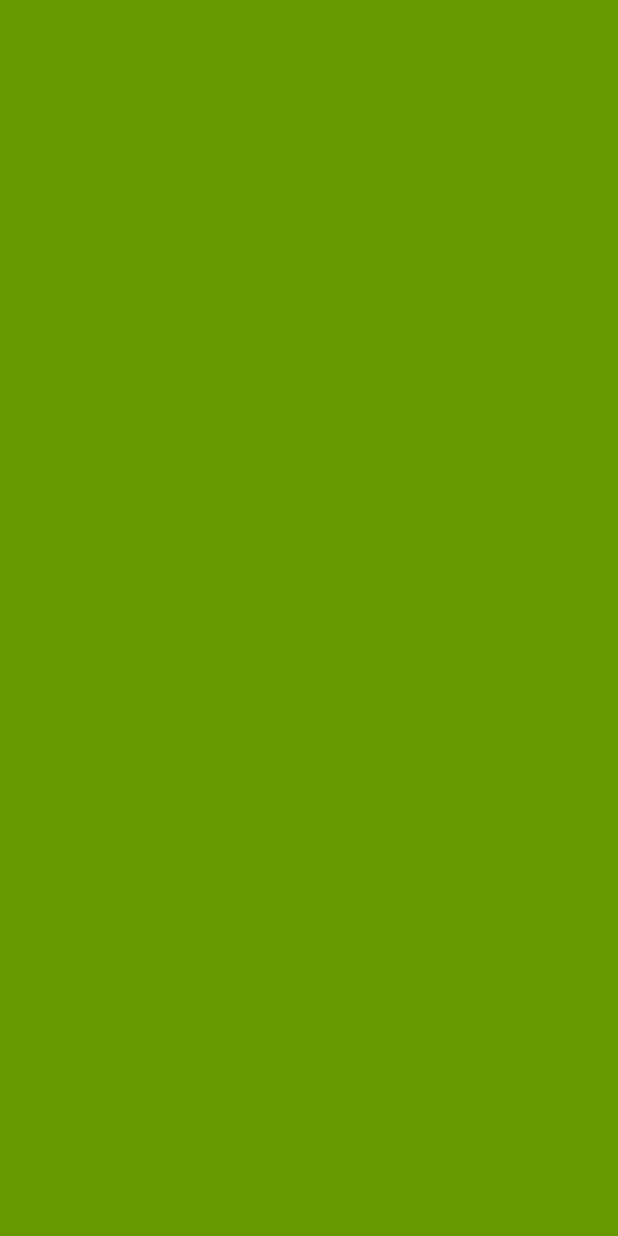
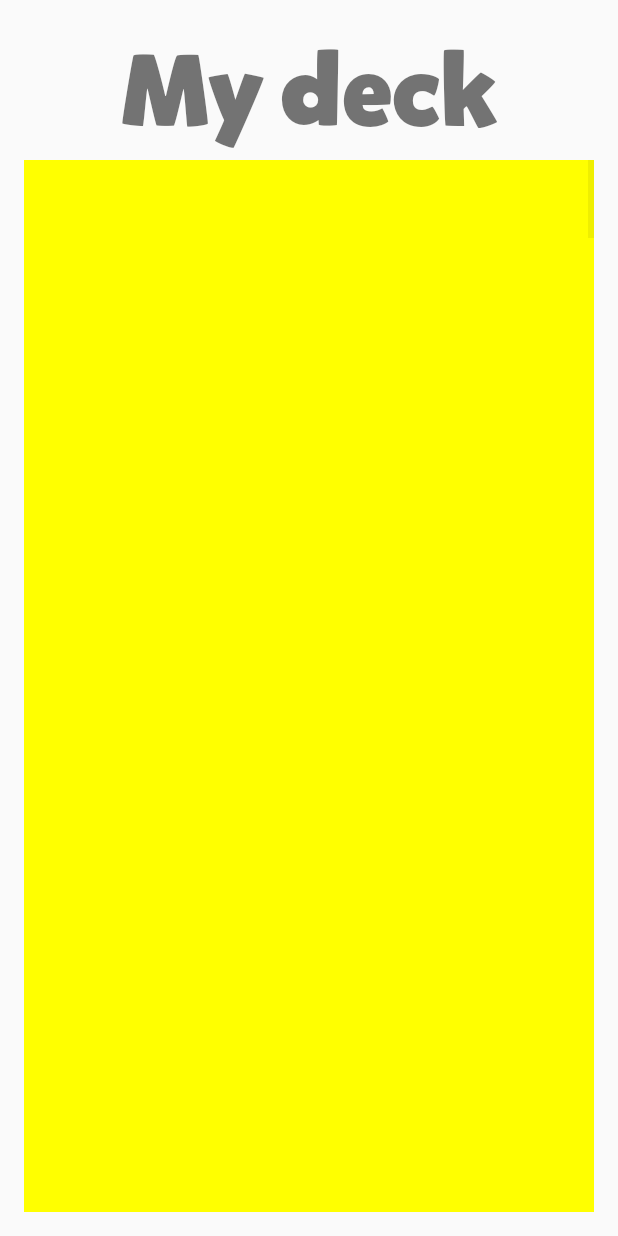
Before and after one commit to josemg08/HistoryJam, an Android app: the MyDeckActivity screen opened directly, with no data from a screen before it, on a phone screen of 412 x 824 dp. Before the commit the screen is empty. Run offline under Robolectric (Android 15) with nearby library versions, the phone set to English and light mode, and no system bars.

Commit message:
my deck gridview

```diff
--- a/app/src/main/java/com/etermax/borbotones/model/Card.java
+++ b/app/src/main/java/com/etermax/borbotones/model/Card.java
@@ -2,13 +2,16 @@ package com.etermax.borbotones.model;
 
 import android.graphics.Color;
 
+import java.util.Random;
+
 public class Card {
 
-    public enum CardType
-    {
+    Random random;
+
+    public enum CardType {
         SCIENCIST(Color.RED),
         POLITICIAN(Color.YELLOW),
-        MILITAR(Color.GREEN),
+        MILITARY(Color.GREEN),
         ATHLETE(Color.BLUE),
         ARTIST(Color.GRAY);
 
@@ -23,6 +26,13 @@ public class Card {
         }
     }
 
+    public Card()
+    {
+        random = new Random();
+        int index = random.nextInt(CardType.values().length);
+        mType = CardType.values()[index];
+    }
+
     public CardType mType;
     public String   mName;
     public String   mDescription;
--- a/app/src/main/java/com/etermax/borbotones/ui/MyDeckActivity.java
+++ b/app/src/main/java/com/etermax/borbotones/ui/MyDeckActivity.java
@@ -1,15 +1,70 @@
 package com.etermax.borbotones.ui;
 
+import android.content.Context;
 import android.os.Bundle;
 import android.support.v7.app.AppCompatActivity;
+import android.view.View;
+import android.view.ViewGroup;
+import android.widget.BaseAdapter;
+import android.widget.GridView;
 
 import com.etermax.borbotones.R;
+import com.etermax.borbotones.model.Card;
+import com.etermax.borbotones.widget.CardView;
+
+import java.util.ArrayList;
+import java.util.List;
 
 public class MyDeckActivity extends AppCompatActivity {
+
+    GridView mGridView;
+
 
     @Override
     protected void onCreate(Bundle savedInstanceState) {
         super.onCreate(savedInstanceState);
         setContentView(R.layout.activity_my_deck);
+
+        mGridView = (GridView) findViewById(R.id.my_deck_gridview);
+        mGridView.setAdapter( new MyDeckAdapter(this) );
+    }
+
+    class MyDeckAdapter extends BaseAdapter {
+        private Context mContext;
+        private List<Card> mCardList;
+
+        public MyDeckAdapter(Context context)
+        {
+            mContext = context;
+            mCardList = new ArrayList<>();
+        }
+
+        @Override
+        public int getCount() {
+            return 100;
+        }
+
+        @Override
+        public Object getItem(int position) {
+            return mCardList.get(position);
+        }
+
+        @Override
+        public long getItemId(int position) {
+            return 0;
+        }
+
+        @Override
+        public View getView(int position, View convertView, ViewGroup parent) {
+            CardView view;
+            if (convertView == null) {
+                view = new CardView(mContext, new Card() );
+            } else {
+                view = (CardView)convertView;
+            }
+            return view;
+        }
+
+
     }
 }
--- a/app/src/main/java/com/etermax/borbotones/ui/SplashActivity.java
+++ b/app/src/main/java/com/etermax/borbotones/ui/SplashActivity.java
@@ -9,7 +9,7 @@ import com.etermax.borbotones.R;
 
 public class SplashActivity extends AppCompatActivity implements Runnable {
 
-    private static final int SPLASH_DURATION = 3000;
+    private static final int SPLASH_DURATION = 500;
 
     @Override
     protected void onCreate(Bundle savedInstanceState) {
--- /dev/null
+++ b/app/src/main/java/com/etermax/borbotones/widget/CardView.java
@@ -0,0 +1,22 @@
+package com.etermax.borbotones.widget;
+
+import android.content.Context;
+import android.view.View;
+
+import com.etermax.borbotones.model.Card;
+
+public class CardView extends View {
+
+    Card mCard;
+
+    public CardView(Context context, Card card) {
+        super(context);
+        mCard = card;
+        setBackgroundColor( mCard.mType.getColor() );
+    }
+
+    @Override
+    protected void onMeasure(int widthMeasureSpec, int heightMeasureSpec) {
+        super.onMeasure(widthMeasureSpec, heightMeasureSpec > 0 ? heightMeasureSpec : widthMeasureSpec);//Square
+    }
+}
--- a/app/src/main/res/layout/activity_my_deck.xml
+++ b/app/src/main/res/layout/activity_my_deck.xml
@@ -1,5 +1,5 @@
 <?xml version="1.0" encoding="utf-8"?>
-<RelativeLayout
+<LinearLayout
     android:id="@+id/activity_my_deck"
     xmlns:android="http://schemas.android.com/apk/res/android"
     xmlns:tools="http://schemas.android.com/tools"
@@ -9,7 +9,21 @@
     android:paddingLeft="@dimen/activity_horizontal_margin"
     android:paddingRight="@dimen/activity_horizontal_margin"
     android:paddingTop="@dimen/activity_vertical_margin"
-    android:background="@android:color/holo_green_dark"
+    android:orientation="vertical"
     tools:context="com.etermax.borbotones.ui.MyDeckActivity">
 
-</RelativeLayout>
+    <com.etermax.borbotones.widget.CustomFontTextView
+        style="@style/MikadoBlack"
+        android:layout_width="wrap_content"
+        android:layout_height="wrap_content"
+        android:layout_gravity="center"
+        android:textSize="100px"
+        android:text="@string/my_deck"/>
+
+    <GridView
+        android:id="@+id/my_deck_gridview"
+        android:layout_width="match_parent"
+        android:layout_height="match_parent"
+        android:numColumns="2"
+        android:background="@android:color/holo_green_dark"/>
+</LinearLayout>
```
